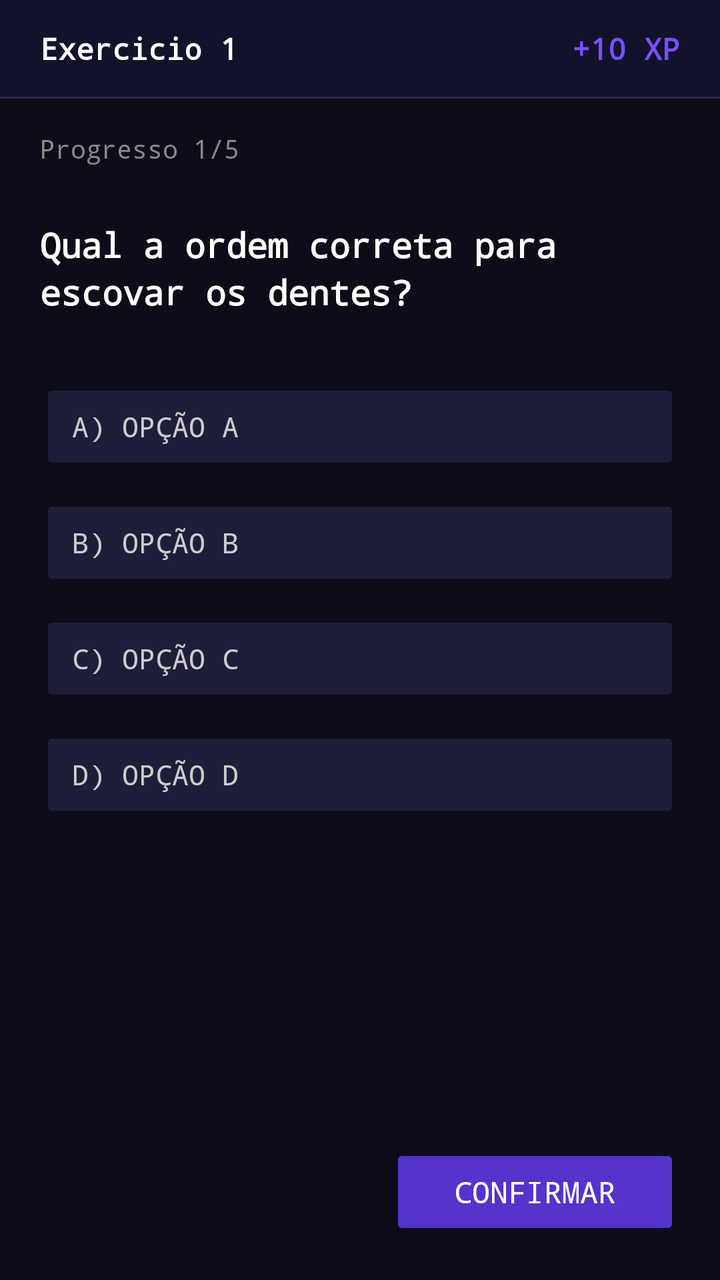
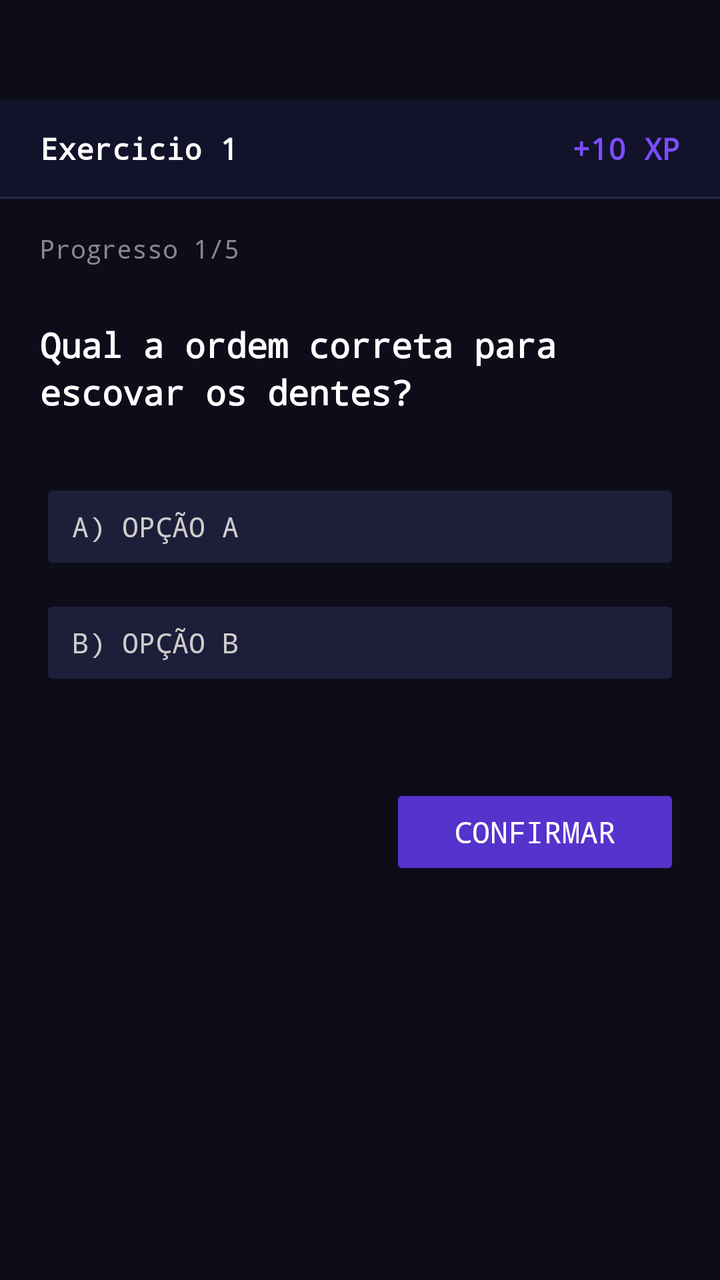

Compare the two renders of this Android layout. The source of the first and the diff that turns it into the second are given below.
<!-- AndroidManifest.xml: application theme Theme.CodeQuest -->
<!-- res/layout/activity_exercicio.xml -->
<?xml version="1.0" encoding="utf-8"?>
<LinearLayout xmlns:android="http://schemas.android.com/apk/res/android"
    android:layout_width="match_parent"
    android:layout_height="match_parent"
    android:orientation="vertical"
    android:background="#0d0d1a"
    android:padding="0dp">

    
    <RelativeLayout
        android:layout_width="match_parent"
        android:layout_height="wrap_content"
        android:paddingStart="20dp"
        android:paddingEnd="20dp"
        android:paddingTop="14dp"
        android:paddingBottom="14dp"
        android:background="#12122a">

        <TextView
            android:id="@+id/tvTituloExercicio"
            android:layout_width="wrap_content"
            android:layout_height="wrap_content"
            android:text="Exercicio 1"
            android:textColor="#ffffff"
            android:textSize="15sp"
            android:textStyle="bold"
            android:fontFamily="monospace"
            android:layout_centerVertical="true"
            android:layout_alignParentStart="true"/>

        <TextView
            android:id="@+id/tvXP"
            android:layout_width="wrap_content"
            android:layout_height="wrap_content"
            android:text="+10 XP"
            android:textColor="#7c4dff"
            android:textSize="15sp"
            android:textStyle="bold"
            android:fontFamily="monospace"
            android:layout_centerVertical="true"
            android:layout_alignParentEnd="true"/>
    </RelativeLayout>

    
    <View
        android:layout_width="match_parent"
        android:layout_height="1dp"
        android:background="#2a2a4a"/>

    
    <LinearLayout
        android:layout_width="match_parent"
        android:layout_height="0dp"
        android:layout_weight="1"
        android:orientation="vertical"
        android:paddingStart="20dp"
        android:paddingEnd="20dp"
        android:paddingTop="16dp"
        android:paddingBottom="16dp">

        
        <TextView
            android:id="@+id/tvProgressoExercicio"
            android:layout_width="wrap_content"
            android:layout_height="wrap_content"
            android:text="Progresso 1/5"
            android:textColor="#888888"
            android:textSize="13sp"
            android:fontFamily="monospace"
            android:layout_marginBottom="28dp"/>

        
        <TextView
            android:id="@+id/tvPergunta"
            android:layout_width="match_parent"
            android:layout_height="wrap_content"
            android:text="Qual a ordem correta para escovar os dentes?"
            android:textColor="#ffffff"
            android:textSize="17sp"
            android:textStyle="bold"
            android:fontFamily="monospace"
            android:lineSpacingExtra="4dp"
            android:layout_marginBottom="32dp"/>

        
        <Button
            android:id="@+id/btnOpcaoA"
            android:layout_width="match_parent"
            android:layout_height="wrap_content"
            android:text="A) Opção A"
            android:textColor="#cccccc"
            android:textSize="14sp"
            android:fontFamily="monospace"
            android:gravity="start|center_vertical"
            android:paddingStart="16dp"
            android:paddingEnd="16dp"
            android:backgroundTint="#1e1e3a"
            android:layout_marginBottom="10dp"
            android:stateListAnimator="@null"
            android:insetTop="0dp"
            android:insetBottom="0dp"/>

        
        <Button
            android:id="@+id/btnOpcaoB"
            android:layout_width="match_parent"
            android:layout_height="wrap_content"
            android:text="B) Opção B"
            android:textColor="#cccccc"
            android:textSize="14sp"
            android:fontFamily="monospace"
            android:gravity="start|center_vertical"
            android:paddingStart="16dp"
            android:paddingEnd="16dp"
            android:backgroundTint="#1e1e3a"
            android:layout_marginBottom="10dp"
            android:stateListAnimator="@null"
            android:insetTop="0dp"
            android:insetBottom="0dp"/>

        
        <Button
            android:id="@+id/btnOpcaoC"
            android:layout_width="match_parent"
            android:layout_height="wrap_content"
            android:text="C) Opção C"
            android:textColor="#cccccc"
            android:textSize="14sp"
            android:fontFamily="monospace"
            android:gravity="start|center_vertical"
            android:paddingStart="16dp"
            android:paddingEnd="16dp"
            android:backgroundTint="#1e1e3a"
            android:layout_marginBottom="10dp"
            android:stateListAnimator="@null"
            android:insetTop="0dp"
            android:insetBottom="0dp"/>

        
        <Button
            android:id="@+id/btnOpcaoD"
            android:layout_width="match_parent"
            android:layout_height="wrap_content"
            android:text="D) Opção D"
            android:textColor="#cccccc"
            android:textSize="14sp"
            android:fontFamily="monospace"
            android:gravity="start|center_vertical"
            android:paddingStart="16dp"
            android:paddingEnd="16dp"
            android:backgroundTint="#1e1e3a"
            android:layout_marginBottom="10dp"
            android:stateListAnimator="@null"
            android:insetTop="0dp"
            android:insetBottom="0dp"/>

    </LinearLayout>

    
    <LinearLayout
        android:layout_width="match_parent"
        android:layout_height="wrap_content"
        android:orientation="horizontal"
        android:gravity="end"
        android:paddingStart="20dp"
        android:paddingEnd="20dp"
        android:paddingBottom="20dp"
        android:paddingTop="8dp">

        <Button
            android:id="@+id/btnConfirmar"
            android:layout_width="wrap_content"
            android:layout_height="wrap_content"
            android:text="Confirmar"
            android:textColor="#ffffff"
            android:textSize="15sp"
            android:fontFamily="monospace"
            android:backgroundTint="#5533cc"
            android:paddingStart="32dp"
            android:paddingEnd="32dp"
            android:stateListAnimator="@null"
            android:insetTop="0dp"
            android:insetBottom="0dp"/>

    </LinearLayout>

</LinearLayout>
<!-- resources referenced by this layout -->
<resources>
  <style name="Theme.CodeQuest" parent="Base.Theme.CodeQuest" />
  <style name="Base.Theme.CodeQuest" parent="Theme.Material3.DayNight.NoActionBar">
          
          
      </style>
</resources>

<!-- the commit's change to res/layout/activity_exercicio.xml (unified diff, before → after) -->
@@ -6,13 +6,14 @@
     android:background="#0d0d1a"
     android:padding="0dp">
 
-    
+
     <RelativeLayout
         android:layout_width="match_parent"
         android:layout_height="wrap_content"
         android:paddingStart="20dp"
         android:paddingEnd="20dp"
         android:paddingTop="14dp"
+        android:layout_marginTop="50dp"
         android:paddingBottom="14dp"
         android:background="#12122a">
 
@@ -41,13 +42,13 @@
             android:layout_alignParentEnd="true"/>
     </RelativeLayout>
 
-    
+
     <View
         android:layout_width="match_parent"
         android:layout_height="1dp"
         android:background="#2a2a4a"/>
 
-    
+
     <LinearLayout
         android:layout_width="match_parent"
         android:layout_height="0dp"
@@ -58,7 +59,7 @@
         android:paddingTop="16dp"
         android:paddingBottom="16dp">
 
-        
+
         <TextView
             android:id="@+id/tvProgressoExercicio"
             android:layout_width="wrap_content"
@@ -69,7 +70,7 @@
             android:fontFamily="monospace"
             android:layout_marginBottom="28dp"/>
 
-        
+
         <TextView
             android:id="@+id/tvPergunta"
             android:layout_width="match_parent"
@@ -82,7 +83,7 @@
             android:lineSpacingExtra="4dp"
             android:layout_marginBottom="32dp"/>
 
-        
+
         <Button
             android:id="@+id/btnOpcaoA"
             android:layout_width="match_parent"
@@ -100,7 +101,7 @@
             android:insetTop="0dp"
             android:insetBottom="0dp"/>
 
-        
+
         <Button
             android:id="@+id/btnOpcaoB"
             android:layout_width="match_parent"
@@ -118,7 +119,7 @@
             android:insetTop="0dp"
             android:insetBottom="0dp"/>
 
-        
+
         <Button
             android:id="@+id/btnOpcaoC"
             android:layout_width="match_parent"
@@ -136,7 +137,7 @@
             android:insetTop="0dp"
             android:insetBottom="0dp"/>
 
-        
+
         <Button
             android:id="@+id/btnOpcaoD"
             android:layout_width="match_parent"
@@ -156,7 +157,7 @@
 
     </LinearLayout>
 
-    
+
     <LinearLayout
         android:layout_width="match_parent"
         android:layout_height="wrap_content"
@@ -164,7 +165,7 @@
         android:gravity="end"
         android:paddingStart="20dp"
         android:paddingEnd="20dp"
-        android:paddingBottom="20dp"
+        android:paddingBottom="200dp"
         android:paddingTop="8dp">
 
         <Button
